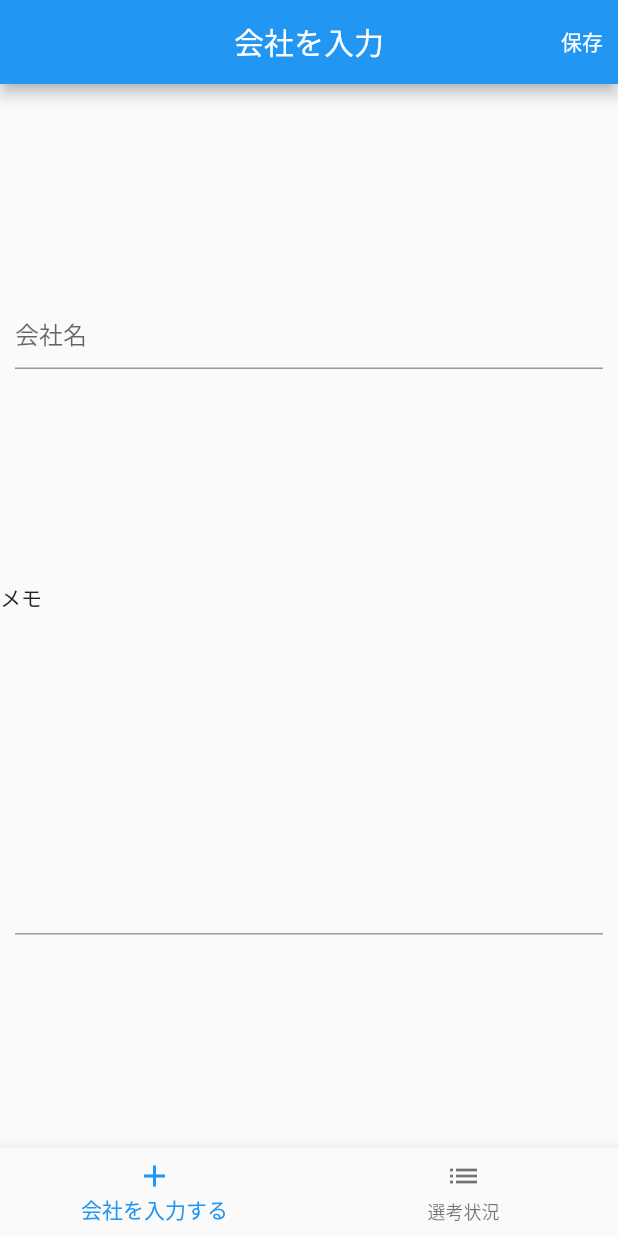
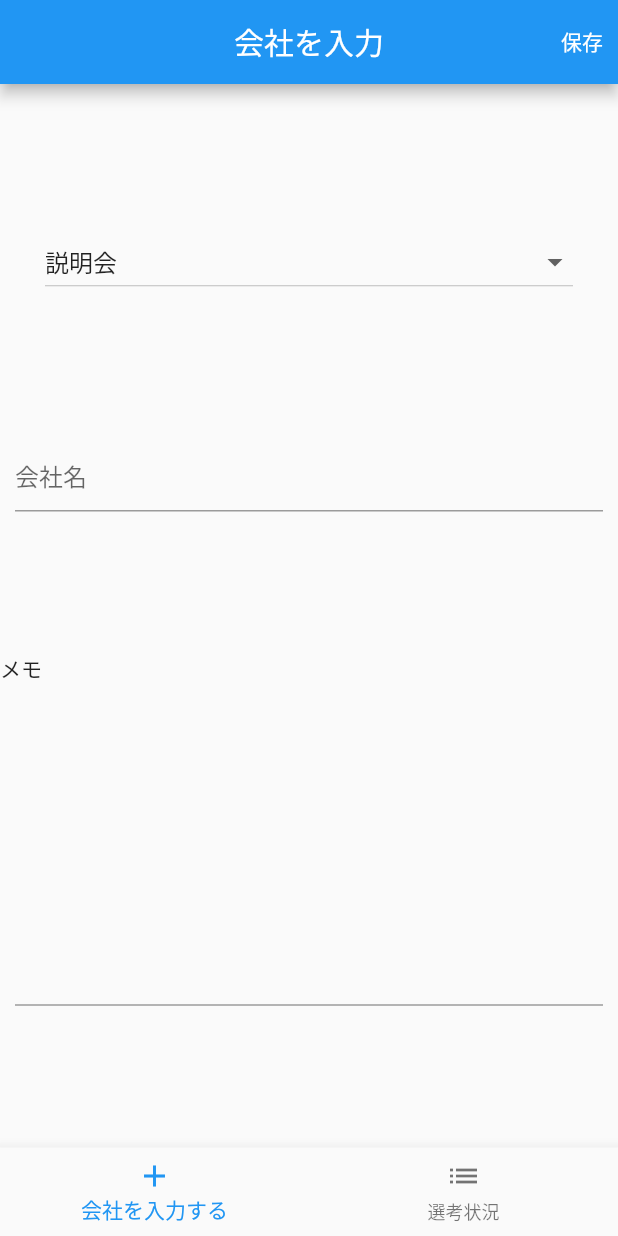
Before and after one commit to shokiogawa/progress-job-hunting, a Flutter app: the screen it shows after launch, on a phone screen of 412 x 824 dp. Run offline on Flutter 3.47's test engine with Material 2 defaults, Android fonts, the phone set to English and light mode, and no system bars.

Commit message:
add: dropdown記入

```diff
--- a/lib/view/page/add_company_page.dart
+++ b/lib/view/page/add_company_page.dart
@@ -1,3 +1,4 @@
+import 'package:flutter/foundation.dart';
 import 'package:flutter/material.dart';
 
 class AddCompanyPage extends StatelessWidget {
@@ -8,15 +9,25 @@ class AddCompanyPage extends StatelessWidget {
   Widget build(BuildContext context) {
     return Scaffold(
       appBar: AppBar(
-        actions: [
-          IconButton(icon: Text("保存"), onPressed: null)
-        ],
+        actions: [IconButton(icon: Text("保存"), onPressed: null)],
         title: Text("会社を入力"),
         centerTitle: true,
       ),
       body: Column(
+        crossAxisAlignment: CrossAxisAlignment.stretch,
         mainAxisAlignment: MainAxisAlignment.spaceEvenly,
         children: [
+          Container(
+            margin: EdgeInsets.symmetric(horizontal: 30),
+            child: DropdownButton<String>(
+              isExpanded: true,
+              value: "説明会",
+              items: ["説明会", "ES提出", "一次選考", "二次選考", "三次選考", "最終選考"].map((String value) {
+                return DropdownMenuItem(value: value, child: Text(value));
+              }).toList(),
+              onChanged: (value){print(value);},
+            ),
+          ),
           Container(
             child: Padding(
               padding: const EdgeInsets.symmetric(horizontal: 10),
```
